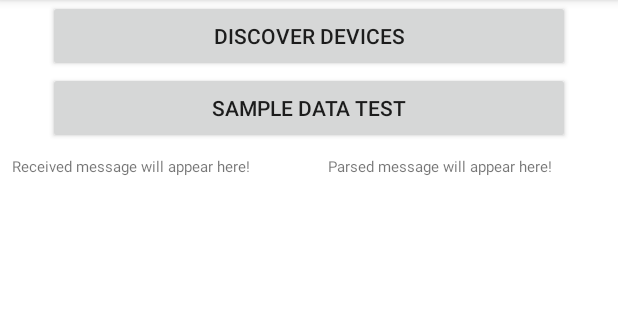
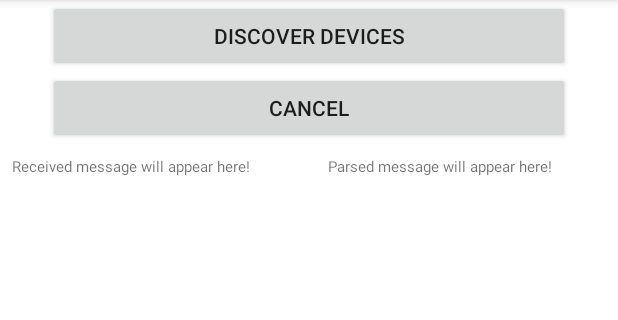
Before and after one commit to mandouss/tyrata-mobile, an Android app: the BluetoothActivity screen opened directly, with no data from a screen before it, on a phone screen of 412 x 824 dp, the part 84-404 px from its top. Run offline under Robolectric (Android 15) with nearby library versions, the phone set to English and light mode, and no system bars.

Commit message:
added new button to cancel connection

```diff
--- a/app/src/main/java/edu/duke/ece651/tyrata/communication/BluetoothActivity.java
+++ b/app/src/main/java/edu/duke/ece651/tyrata/communication/BluetoothActivity.java
@@ -90,6 +90,10 @@ public class BluetoothActivity extends AppCompatActivity {
             Toast.makeText(getApplicationContext(),
                     "No device selected to connect to", Toast.LENGTH_LONG).show();
         }
+    }
+
+    public void cancelBtConnection(View view) {
+        BluetoothAPI.disableBt();
     }
 
     public void sampleDataTest(View view) {
--- a/app/src/main/res/layout/activity_bluetooth.xml
+++ b/app/src/main/res/layout/activity_bluetooth.xml
@@ -7,16 +7,6 @@
     android:orientation="vertical"
     android:background="@color/white"
     tools:context="edu.duke.ece651.tyrata.communication.BluetoothActivity">
-
-    <Button
-        android:id="@+id/btn_s1"
-        android:layout_width="match_parent"
-        android:layout_height="wrap_content"
-        android:onClick="pairedBluetooth"
-        android:text="Paired Devices"
-        android:visibility="gone"
-        tools:layout_editor_absoluteX="160dp"
-        tools:layout_editor_absoluteY="86dp" />
 
     <Button
         android:id="@+id/btn_s2"
@@ -31,33 +21,13 @@
         app:layout_constraintTop_toBottomOf="@+id/btn_s1" />
 
     <Button
-        android:id="@+id/btn_s3"
-        android:layout_width="match_parent"
-        android:layout_height="wrap_content"
-        android:onClick="acceptBluetooth"
-        android:text="Accept BT"
-        android:visibility="gone"
-        app:layout_constraintTop_toBottomOf="@+id/btn_s2"
-        tools:layout_editor_absoluteX="160dp" />
-
-    <Button
-        android:id="@+id/btn_s5"
-        android:layout_width="match_parent"
-        android:layout_height="wrap_content"
-        android:onClick="sendMsg"
-        android:text="SEND MSG"
-        android:visibility="gone"
-        app:layout_constraintTop_toBottomOf="@+id/btn_s4"
-        tools:layout_editor_absoluteX="160dp" />
-
-    <Button
         android:id="@+id/btn_s4"
         android:layout_width="match_parent"
         android:layout_height="wrap_content"
         android:layout_marginEnd="32dp"
         android:layout_marginStart="32dp"
-        android:onClick="sampleDataTest"
-        android:text="Sample Data Test"
+        android:onClick="cancelBtConnection"
+        android:text="Cancel"
         app:layout_constraintEnd_toEndOf="parent"
         app:layout_constraintStart_toStartOf="parent"
         app:layout_constraintTop_toBottomOf="@+id/btn_s3" />
```
Also changed, not shown: app/src/main/java/edu/duke/ece651/tyrata/communication/BluetoothAPI.java (line endings or trailing spaces).
